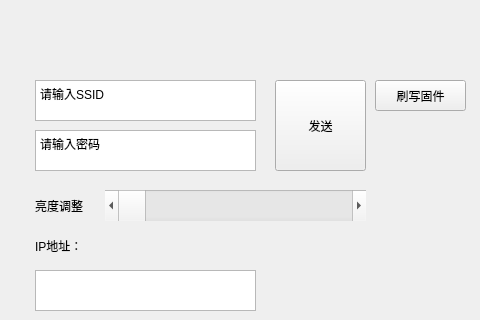
Old version of the form main_window.ui in the repository paper-tei/paper_tracker; both pictures show x 355 to 835 and y 0 to 320 of the 835 by 553 pixel window.
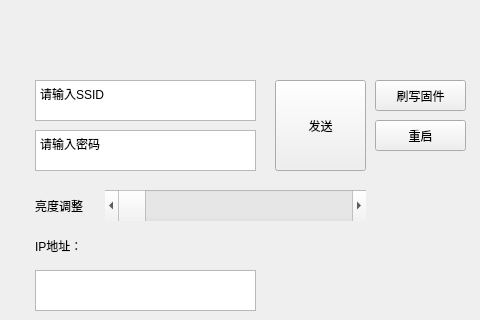
New version of the form.

Commit message: 添加了重启功能下位机，但是重启后捕获视频流有问题

What changed in the file:
```diff
--- a/main_window.ui
+++ b/main_window.ui
@@ -169,6 +169,19 @@
       <string>IP地址：</string>
      </property>
     </widget>
+    <widget class="QPushButton" name="restart_Button">
+     <property name="geometry">
+      <rect>
+       <x>730</x>
+       <y>70</y>
+       <width>91</width>
+       <height>31</height>
+      </rect>
+     </property>
+     <property name="text">
+      <string>重启</string>
+     </property>
+    </widget>
    </widget>
    <widget class="QWidget" name="page_2">
     <widget class="QLabel" name="label_3">
```
Left out of the diff: 2 changed lines with no effect on the pictures. The commit also changes 4 other files.
